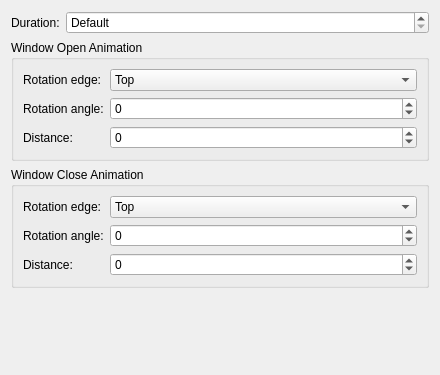
First picture: the form in kwin/effects_cpp/aeroglide/src/glide_config.ui, repository aeroshell-desktop/aerothemeplasma, before the edit.
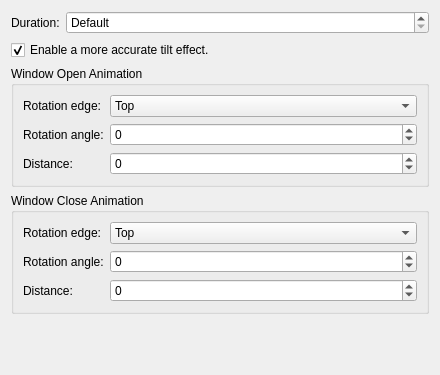
Second picture: the form after the edit.

Commit message: Make AeroGlide more accurate

Diff of the .ui file:
```diff
--- a/kwin/effects_cpp/aeroglide/src/glide_config.ui
+++ b/kwin/effects_cpp/aeroglide/src/glide_config.ui
@@ -44,6 +44,16 @@
      </item>
     </layout>
    </item>
+   <item>
+    <widget class="QCheckBox" name="kcfg_AccurateTilt">
+     <property name="text">
+      <string>Enable a more accurate tilt effect.</string>
+     </property>
+     <property name="checked">
+      <bool>true</bool>
+     </property>
+    </widget>
+   </item>
    <item>
     <widget class="QGroupBox" name="groupBox_InAnimation">
      <property name="title">
```
The commit also changes 3 other files.
